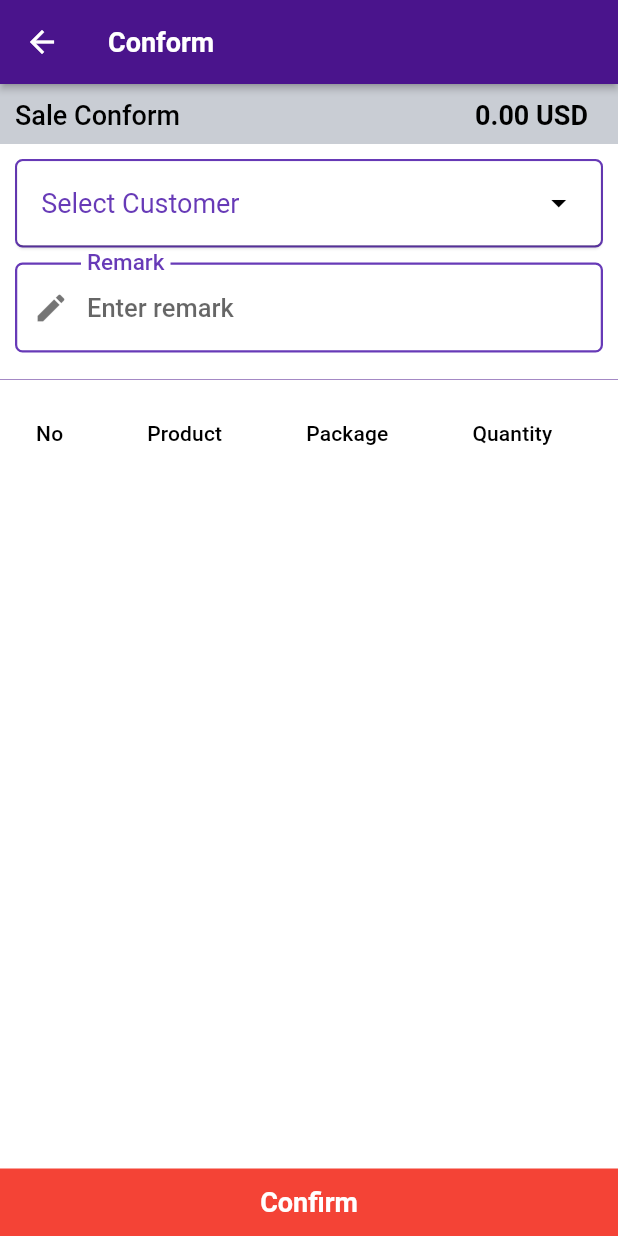
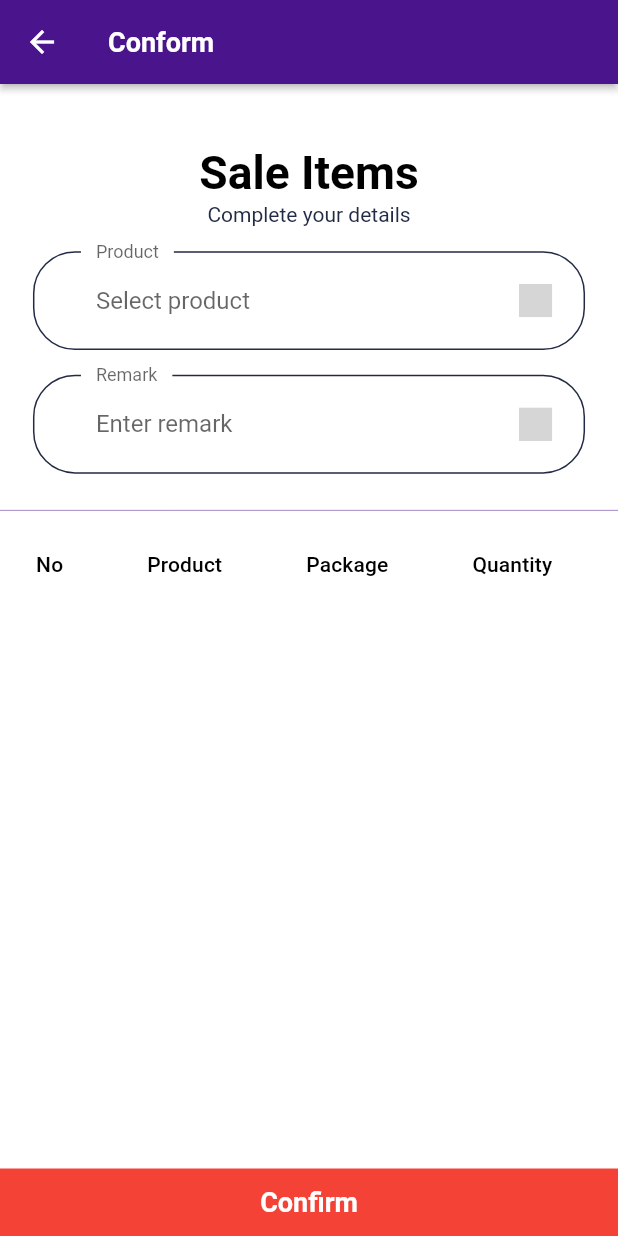
Before and after one commit to EanDalin0012/_0sale_management, a Flutter app: the SaleAddConfirm screen opened directly with empty values, on a phone screen of 412 x 824 dp. Run offline on Flutter 3.47's test engine with Material 2 defaults, Android fonts, the light colour scheme and no system bars; our stand-ins replace charts_flutter, date_format, flutter_icons, flutter_svg, font_awesome_flutter, google_fonts; Roboto replaces fonts that are missing (Muli,khmer siemreap, roboto, roboto,khmer siemreap); grey boxes are pictures that could not be loaded.

Commit message:
sale confirm

```diff
--- a/lib/screens/sale/sale_add_confirm.dart
+++ b/lib/screens/sale/sale_add_confirm.dart
@@ -1,5 +1,8 @@
 import 'package:flutter/material.dart';
 import 'package:font_awesome_flutter/font_awesome_flutter.dart';
+import 'package:sale_management/screens/constants.dart';
+import 'package:sale_management/screens/size_config.dart';
+import 'package:sale_management/screens/widgets/custom_surfix_icon/custom_surfix_icon.dart';
 import 'package:sale_management/share/constant/text_style.dart';
 import 'package:sale_management/share/model/key/m_key.dart';
 import 'package:sale_management/share/utils/number_format.dart';
@@ -24,6 +27,7 @@ class _SaleAddConfirmState extends State<SaleAddConfirm> {
   double pay = 0.0;
   double vPay = 0.0;
   Map vCustomer;
+  String email;
 
   @override
   void initState() {
@@ -41,28 +45,31 @@ class _SaleAddConfirmState extends State<SaleAddConfirm> {
           height: size.height,
           child: Column(
             children: <Widget>[
-              _container(),
-              Container(
-                margin: EdgeInsets.only(
-                    left: 10,
-                    right: 10,
-                    top: 10
-                ),
-                decoration: BoxDecoration(
-                    borderRadius: BorderRadius.all(Radius.circular(5.0)),
-                    border: Border.all(color: colorValue, width: 1.5)
-                ),
-                child: CustomerDropDown(
-                  color: colorValue,
-                  vCustomer: this.vCustomer,
-                  onChanged: (value) {
-                    setState(() {
-                      this.vCustomer = value;
-                    });
-                  },
+              Center(
+                child: Column(
+                  children: <Widget>[
+                    SizedBox(height: SizeConfig.screenHeight * 0.04), // 4%
+                    Text("Sale Items", style: headingStyle),
+                    Text(
+                      "Complete your details",
+                      textAlign: TextAlign.center,
+                    ),
+                  ],
                 ),
               ),
-              _remarkField(),
+
+              Padding(
+                padding: EdgeInsets.symmetric(horizontal: getProportionateScreenWidth(20)),
+                child: Column(
+                    children: <Widget>[
+                      SizedBox(height: SizeConfig.screenHeight * 0.02),
+                      _buildProductField(),
+                      SizedBox(height: SizeConfig.screenHeight * 0.02),
+                      _buildRemarkField(),
+                      SizedBox(height: SizeConfig.screenHeight * 0.02),
+                    ]
+                ),
+              ),
               Divider(
                 color: Colors.purple[900].withOpacity(0.5),
               ),
@@ -341,6 +348,72 @@ class _SaleAddConfirmState extends State<SaleAddConfirm> {
     );
   }
 
+  TextFormField _buildProductField() {
+    return TextFormField(
+      keyboardType: TextInputType.emailAddress,
+      onSaved: (newValue) => email = newValue,
+      onChanged: (value) {
+        // if (value.isNotEmpty) {
+        //   removeError(error: kEmailNullError);
+        // } else if (emailValidatorRegExp.hasMatch(value)) {
+        //   removeError(error: kInvalidEmailError);
+        // }
+        // return null;
+      },
+      validator: (value) {
+        // if (value.isEmpty) {
+        //   addError(error: kEmailNullError);
+        //   return "";
+        // } else if (!emailValidatorRegExp.hasMatch(value)) {
+        //   addError(error: kInvalidEmailError);
+        //   return "";
+        // }
+        // return null;
+      },
+      decoration: InputDecoration(
+        labelText: "Product",
+        hintText: "Select product",
+        // If  you are using latest version of flutter then lable text and hint text shown like this
+        // if you r using flutter less then 1.20.* then maybe this is not working properly
+        floatingLabelBehavior: FloatingLabelBehavior.always,
+        suffixIcon: CustomSurfFixIcon( svgPaddingLeft: 15,svgIcon: "assets/icons/expand_more_black_24dp.svg"),
+      ),
+    );
+  }
+
+  TextFormField _buildRemarkField() {
+    return TextFormField(
+      keyboardType: TextInputType.emailAddress,
+      onSaved: (newValue) => email = newValue,
+      onChanged: (value) {
+        // if (value.isNotEmpty) {
+        //   removeError(error: kEmailNullError);
+        // } else if (emailValidatorRegExp.hasMatch(value)) {
+        //   removeError(error: kInvalidEmailError);
+        // }
+        // return null;
+      },
+      validator: (value) {
+        // if (value.isEmpty) {
+        //   addError(error: kEmailNullError);
+        //   return "";
+        // } else if (!emailValidatorRegExp.hasMatch(value)) {
+        //   addError(error: kInvalidEmailError);
+        //   return "";
+        // }
+        // return null;
+      },
+      decoration: InputDecoration(
+        labelText: "Remark",
+        hintText: "Enter remark",
+        // If  you are using latest version of flutter then lable text and hint text shown like this
+        // if you r using flutter less then 1.20.* then maybe this is not working properly
+        floatingLabelBehavior: FloatingLabelBehavior.always,
+        suffixIcon: CustomSurfFixIcon( svgPaddingLeft: 15,svgIcon: "assets/icons/border_color_black_24dp.svg"),
+      ),
+    );
+  }
+
   vPayFunction() {
     widget.vData.map((e)
     {
```
